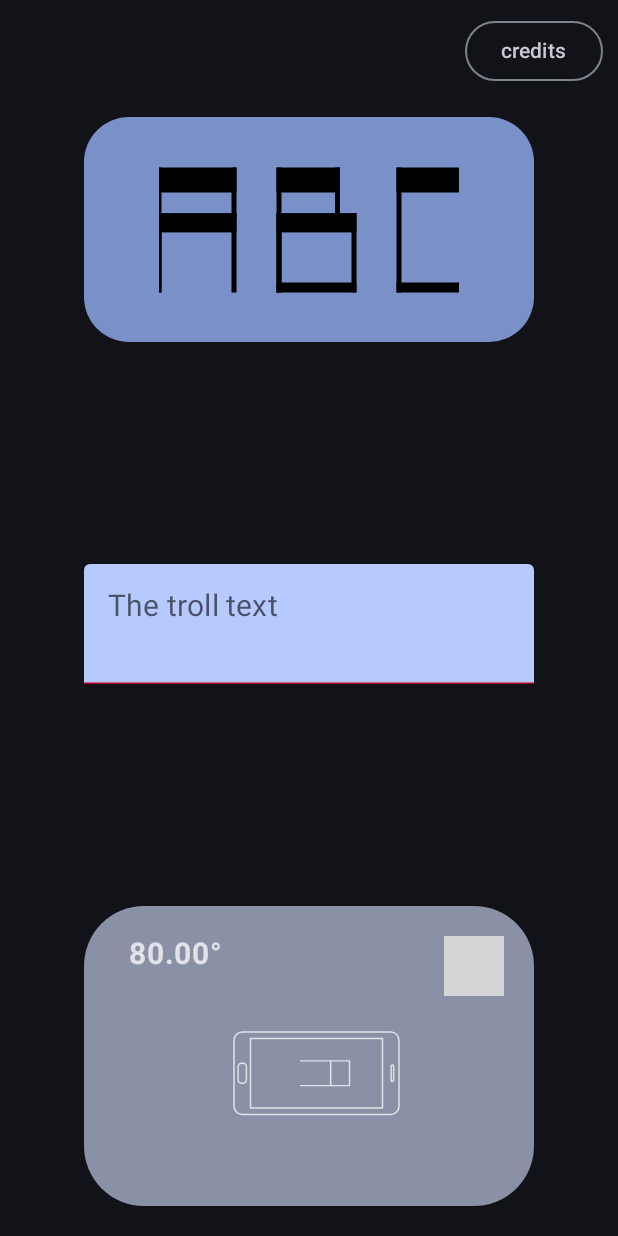
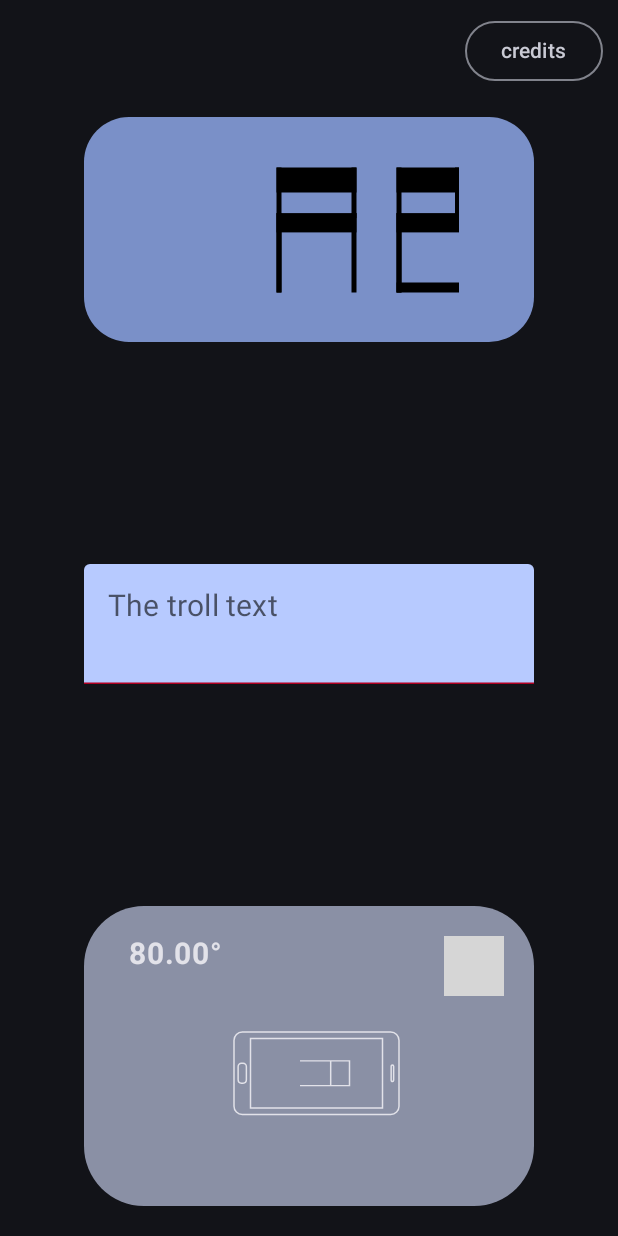
Before and after one commit to SCOTT-HAMILTON/Trollslate, an Android app built with Jetpack Compose: the screen it shows after launch (MainActivity), on a phone screen of 412 x 824 dp. Run offline under Robolectric (Android 15) with nearby library versions, the phone set to English and light mode, and no system bars; missing, so only their content is drawn: CompositionLocalProvider, ProvideTextStyle; 3 statements that could not run were skipped; grey boxes are pictures that could not be loaded.

Commit message:
New Font Characters

```diff
--- a/app/src/main/java/org/scotthamilton/trollslate/data/FontData.kt
+++ b/app/src/main/java/org/scotthamilton/trollslate/data/FontData.kt
@@ -12,30 +12,35 @@ class FontData {
             mapOf(
                 'R' to VLine(100),
                 'N' to VLine(100 - 22),
+                'X' to VLine(75),
                 'F' to VLine(66),
                 'Q' to VLine(100 - 2 * 22),
+                'V' to VLine(57),
                 'A' to VLine(50),
+                'W' to VLine(43),
                 'E' to VLine(33),
+                'K' to VLine(25),
                 'L' to VLine(0),
                 'H' to HLine(100),
                 'C' to HLine(93),
                 'P' to HLine(100 - 11),
                 'B' to HLine(80),
+                'U' to HLine(66),
                 'M' to HLine(62),
                 'J' to HLine(59),
                 'I' to HLine(50),
                 'S' to HLine(41),
+                'T' to HLine(33),
+                'G' to HLine(20),
                 'O' to HLine(11),
                 'D' to HLine(0),
-                'G' to HLine(20)
             )
         val lettersCodonTable =
             mapOf(
                 ' ' to "",
                 'A' to "RMLDHRM",
                 'B' to "LRMLDHNM",
-                'C' to "RLHR",
-                //                'D' to "LH(PR)(OR)(DL)",
+                'C' to "(OA)DLHAB",
                 'D' to "LHAPROADL",
                 'E' to "RLMRLHR",
                 'F' to "LMRLHR",
@@ -51,14 +56,34 @@ class FontData {
                 'P' to "LHRML",
                 'Q' to "NLHNDGQR",
                 'R' to "LHRMLSRD",
-                'S' to "LRILHR",
+                'S' to "(LO)DRILHRB",
                 'T' to "AHLR",
                 'U' to "LHDRH",
                 'V' to "(HL)SEDFSRH",
                 'W' to "(HL)DAHDRH",
                 'X' to "LSAJRHJLHJASRD",
                 'Y' to "RHJLH",
-                'Z' to "RAHL"
+                'Z' to "RAHL",
+
+                '1' to "AHKBL",
+                '2' to "RLIRHL",
+                '3' to "LRILRHL",
+                '4' to "RHILH",
+                '5' to "LRILHR",
+                '6' to "(LH)DRML",
+                '7' to "RIARHL",
+                '8' to "LRHLIRLD",
+                '9' to "RHLTR",
+                '0' to "LRHLD(_TA)U",
+
+                '?' to "WV(_TA)JRHLB",
+                '!' to "WV(_TA)H",
+                '-' to "(IL)R",
+                '.' to "WV",
+                '\'' to "(UK)AH",
+                ',' to "KAT",
+                '(' to "XAHX",
+                '[' to "XAHX",
             )
     }
 }
--- a/app/src/main/java/org/scotthamilton/trollslate/ui/LettersSlide.kt
+++ b/app/src/main/java/org/scotthamilton/trollslate/ui/LettersSlide.kt
@@ -11,11 +11,12 @@ import androidx.compose.runtime.Composable
 import androidx.compose.ui.Alignment
 import androidx.compose.ui.Modifier
 import androidx.compose.ui.unit.dp
+import org.scotthamilton.trollslate.data.FontData
 
 @RequiresApi(Build.VERSION_CODES.N)
 @Composable
 fun LettersSlide() {
-    val letters = 'A'..'Z'
+    val letters = FontData.lettersCodonTable.keys
     Box(
         modifier =
             Modifier.height(150.dp)
--- a/app/src/main/java/org/scotthamilton/trollslate/ui/PhoneAngleSelector.kt
+++ b/app/src/main/java/org/scotthamilton/trollslate/ui/PhoneAngleSelector.kt
@@ -25,6 +25,7 @@ import androidx.compose.ui.unit.dp
 import androidx.compose.ui.unit.sp
 import kotlinx.coroutines.launch
 import org.scotthamilton.trollslate.R
+import org.scotthamilton.trollslate.data.FontData
 
 data class PhoneAngleSelectorData(
     val angleRange: IntRange,
@@ -144,7 +145,7 @@ fun PhoneAngleSelector(data: PhoneAngleSelectorData) {
                 )
             }
             DropdownMenu(expanded = menuExpanded, onDismissRequest = {}) {
-                ('A'..'Z').forEach {
+                (FontData.lettersCodonTable.keys).forEach {
                     DropdownMenuItem(
                         text = { Text(it.toString()) },
                         onClick = {
```
